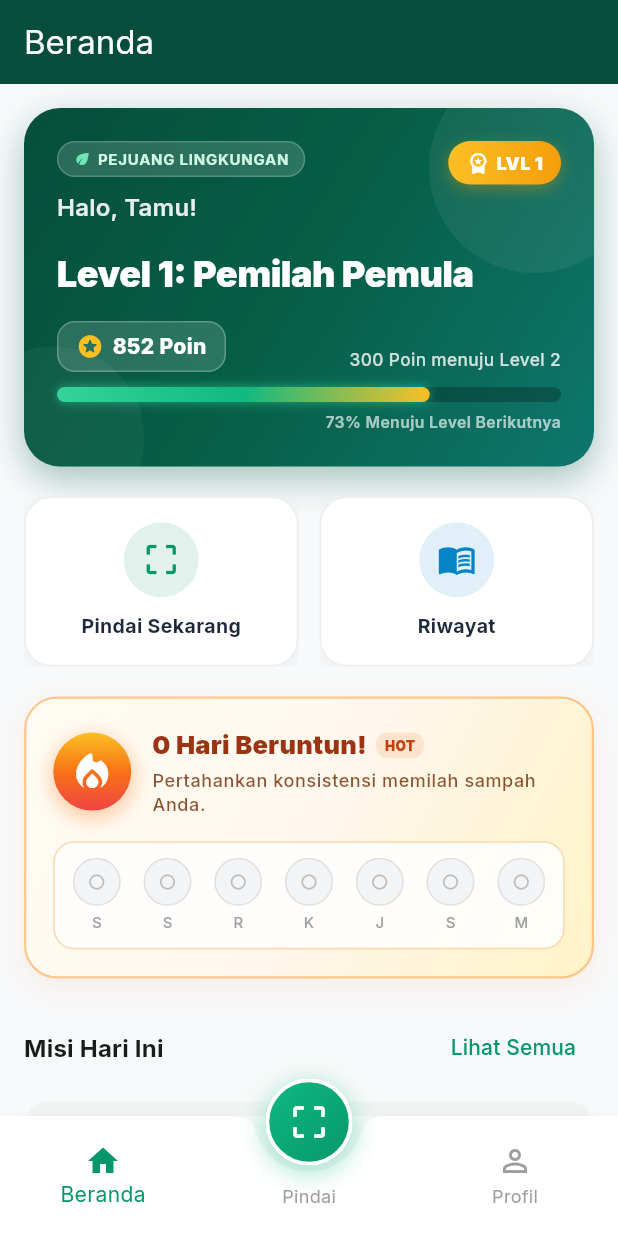
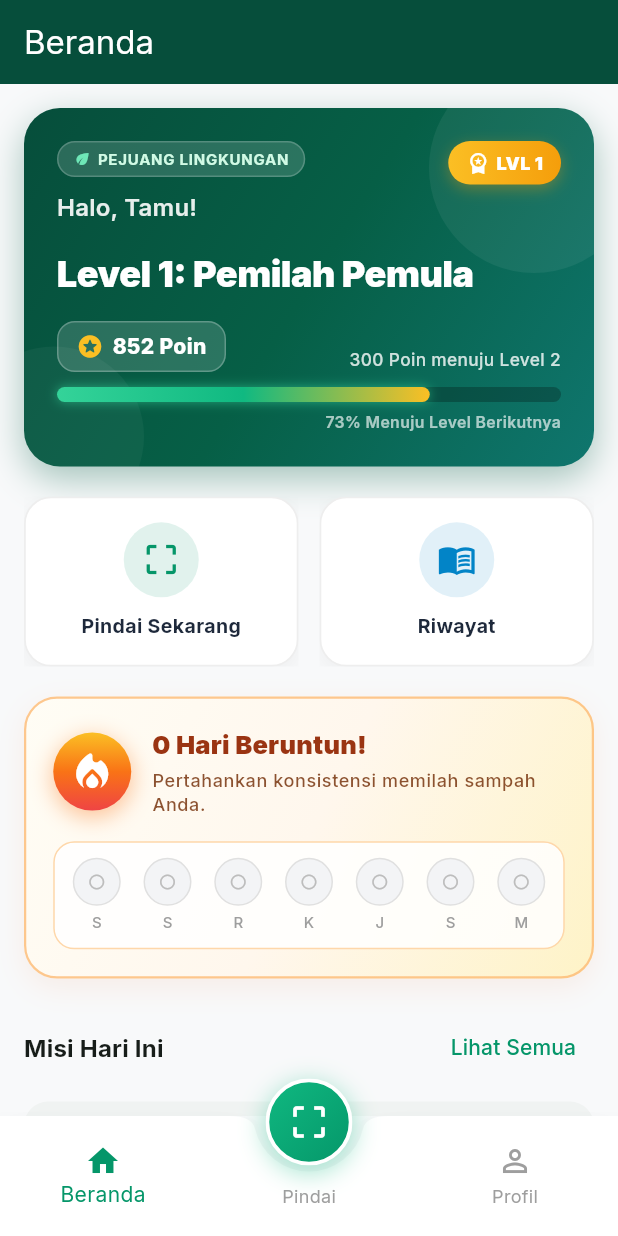
Before and after one commit to joenasiq/PilahIn-app, a Flutter app: the screen it shows after launch, after a tap on "Masuk", after a tap on "Masuk Sebagai Tamu", on a phone screen of 412 x 824 dp. Run offline on Flutter 3.47's test engine with Material 3 defaults, Android fonts, the phone set to English and light mode, and no system bars; our stand-ins replace camera, cloud_firestore, firebase_auth, firebase_core, flutter_riverpod, go_router and 4 more; missing offline and left inert: tflite_flutter; accounts and stored records are empty.

Commit message:
fix: tampilan user di profil dan widget streak

```diff
--- a/lib/features/home/presentation/widgets/streak_card.dart
+++ b/lib/features/home/presentation/widgets/streak_card.dart
@@ -89,22 +89,6 @@ class StreakCard extends StatelessWidget {
                               fontSize: 17,
                             ),
                           ),
-                          const SizedBox(width: 6),
-                          Container(
-                            padding: const EdgeInsets.symmetric(horizontal: 6, vertical: 2),
-                            decoration: BoxDecoration(
-                              color: const Color(0xFFEA580C).withValues(alpha: 0.12),
-                              borderRadius: BorderRadius.circular(8),
-                            ),
-                            child: const Text(
-                              'HOT',
-                              style: TextStyle(
-                                color: Color(0xFFC2410C),
-                                fontSize: 9,
-                                fontWeight: FontWeight.w900,
-                              ),
-                            ),
-                          ),
                         ],
                       ),
                       const SizedBox(height: 3),
--- a/lib/features/profile/presentation/profile_screen.dart
+++ b/lib/features/profile/presentation/profile_screen.dart
@@ -167,6 +167,7 @@ class _ProfileScreenState extends ConsumerState<ProfileScreen>
 
     return Container(
       width: double.infinity,
+      alignment: Alignment.center,
       decoration: const BoxDecoration(
         gradient: LinearGradient(
           begin: Alignment.topCenter,
@@ -405,7 +406,7 @@ class _ProfileScreenState extends ConsumerState<ProfileScreen>
             spacing: 8,
             children: [
               Text(
-                'Scan $scanPoints • Login $loginPoints • Hari ini $pointsToday/$dailyLimit',
+                '• Login: $loginPoints • Poin Hari ini: $pointsToday/$dailyLimit',
                 style: TextStyle(fontSize: 11, color: Colors.grey.shade600),
               ),
               GestureDetector(
```
